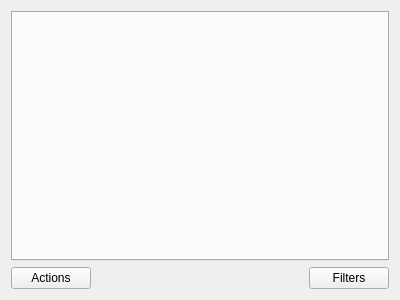
Before: the Qt Designer form mqt/MqtBase/clusterclientframe.ui in Rsclub22/Minos2-Mirror, drawn with Qt 5.
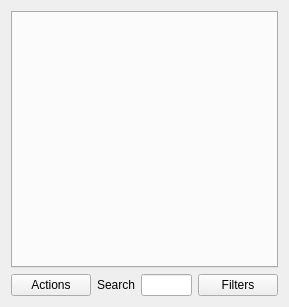
After: the same form once the commit is applied. Custom widgets are drawn as their Qt base class.

Commit message: fix some bugs in cluster and start to add spot search

What changed in the file:
```diff
--- a/mqt/MqtBase/clusterclientframe.ui
+++ b/mqt/MqtBase/clusterclientframe.ui
@@ -6,8 +6,8 @@
    <rect>
     <x>0</x>
     <y>0</y>
-    <width>400</width>
-    <height>300</height>
+    <width>289</width>
+    <height>307</height>
    </rect>
   </property>
   <property name="windowTitle">
@@ -30,6 +30,20 @@
        </property>
       </widget>
      </item>
+     <item>
+      <layout class="QHBoxLayout" name="horizontalLayout_2">
+       <item>
+        <widget class="QLabel" name="label">
+         <property name="text">
+          <string>Search</string>
+         </property>
+        </widget>
+       </item>
+       <item>
+        <widget class="QLineEdit" name="lineEdit"/>
+       </item>
+      </layout>
+     </item>
      <item>
       <spacer name="horizontalSpacer">
        <property name="orientation">
```
The commit also changes 4 other files.
